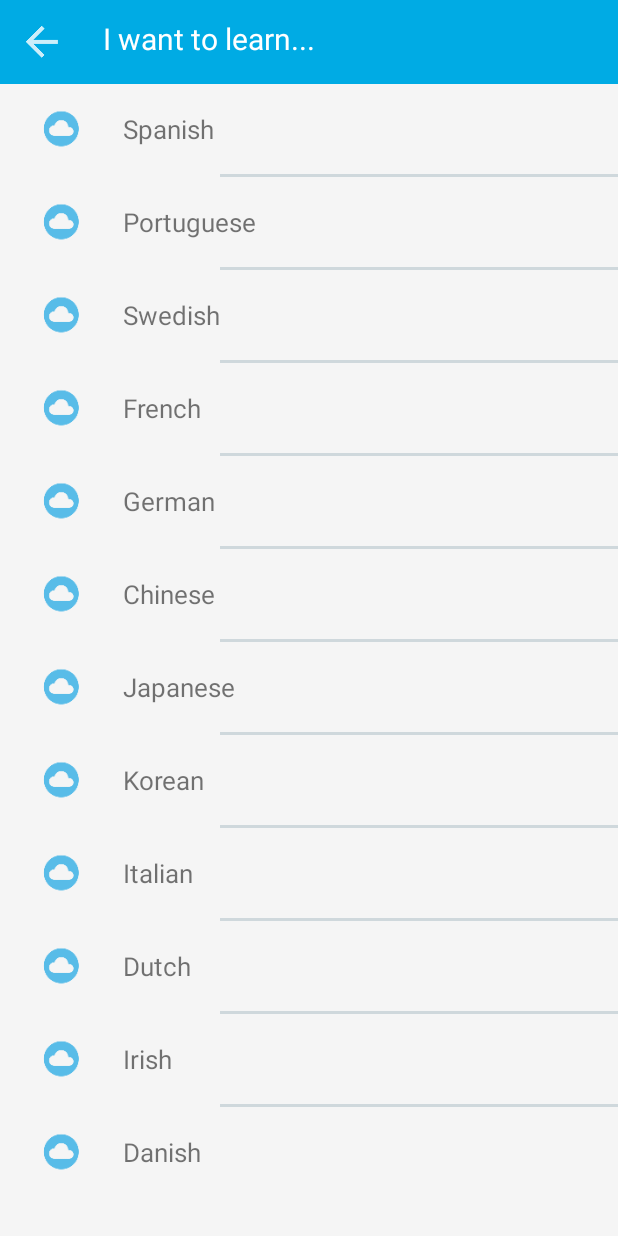
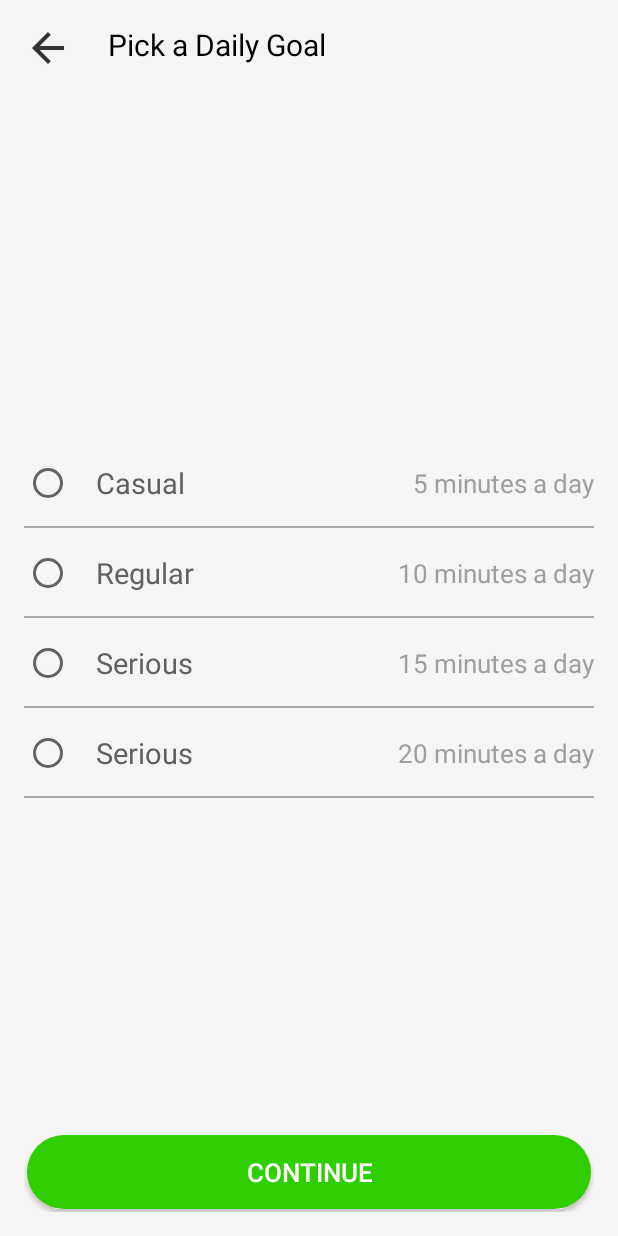
Before and after one commit to rick2781/Duolingo-Clone, an Android app: the screen it shows after launch (SelectLanguageActivity before the commit, PickDailyGoalActivity after it), after a tap on "Spanish", on a phone screen of 412 x 824 dp. Run offline under Robolectric (Android 15) with nearby library versions, the phone set to English and light mode, and no system bars; our stand-ins replace ButterKnife, Firebase (no records; nobody signed in at launch, a user with empty details on screens opened directly); libraries missing offline, so code that uses them is left out: com.afollestad.materialdialogs, com.nex3z.flowlayout, com.orhanobut.hawk; 8 statements that could not run were skipped.

Commit message:
Pick Goal Activity

```diff
--- a/DuolingoClone/app/src/main/AndroidManifest.xml
+++ b/DuolingoClone/app/src/main/AndroidManifest.xml
@@ -29,6 +29,9 @@
         <activity android:name=".Presentation.Activity.SignInActivity.SignInActivity" />
 
         <activity android:name=".Presentation.Activity.SelectLanguageActivity.SelectLanguageActivity" />
+
+        <activity android:name=".Presentation.Activity.PickDailyGoalActivity.PickDailyGoalActivity" />
+
     </application>
 
 </manifest>
--- /dev/null
+++ b/DuolingoClone/app/src/main/java/e/rick/duolingoclone/Presentation/Activity/PickDailyGoalActivity/PickDailyGoalActivity.java
@@ -0,0 +1,44 @@
+package e.rick.duolingoclone.Presentation.Activity.PickDailyGoalActivity;
+
+import android.os.Bundle;
+import android.support.annotation.Nullable;
+import android.support.v7.app.AppCompatActivity;
+import android.widget.ImageView;
+import android.widget.RadioButton;
+
+import butterknife.BindView;
+import butterknife.ButterKnife;
+import e.rick.duolingoclone.R;
+
+/**
+ * Created by Rick on 3/9/2018.
+ */
+
+public class PickDailyGoalActivity extends AppCompatActivity {
+
+    @BindView(R.id.back_button)
+    ImageView backButton;
+
+    @BindView(R.id.casual_goal)
+    RadioButton casualGoal;
+
+    @BindView(R.id.regular_goal)
+    RadioButton regularGoal;
+
+    @BindView(R.id.serious_goal)
+    RadioButton seriousGoal;
+
+    @BindView(R.id.insane_goal)
+    RadioButton insaneGoal;
+
+    @BindView(R.id.continue_button)
+    RadioButton continueButton;
+
+    @Override
+    protected void onCreate(@Nullable Bundle savedInstanceState) {
+        super.onCreate(savedInstanceState);
+        setContentView(R.layout.activity_pick_daily_goal);
+
+        ButterKnife.bind(this);
+    }
+}
--- a/DuolingoClone/app/src/main/java/e/rick/duolingoclone/Presentation/Activity/SelectLanguageActivity/LanguageAdapter.java
+++ b/DuolingoClone/app/src/main/java/e/rick/duolingoclone/Presentation/Activity/SelectLanguageActivity/LanguageAdapter.java
@@ -1,5 +1,7 @@
 package e.rick.duolingoclone.Presentation.Activity.SelectLanguageActivity;
 
+import android.content.Context;
+import android.content.Intent;
 import android.support.v7.widget.RecyclerView;
 import android.util.Log;
 import android.view.LayoutInflater;
@@ -14,6 +16,7 @@ import java.util.ArrayList;
 import butterknife.BindView;
 import butterknife.ButterKnife;
 import e.rick.duolingoclone.Data.Repository;
+import e.rick.duolingoclone.Presentation.Activity.PickDailyGoalActivity.PickDailyGoalActivity;
 import e.rick.duolingoclone.R;
 import e.rick.duolingoclone.Utils.Injection;
 
@@ -31,10 +34,12 @@ public class LanguageAdapter extends RecyclerView.Adapter<LanguageAdapter.ViewHo
             "Dutch", "Irish", "Danish"};
 
     Repository repository;
+    Context context;
 
-    public LanguageAdapter() {
+    public LanguageAdapter(Context context) {
 
         repository = Injection.provideRepository();
+        this.context = context;
     }
 
     @Override
@@ -55,7 +60,10 @@ public class LanguageAdapter extends RecyclerView.Adapter<LanguageAdapter.ViewHo
             @Override
             public void onClick(View v) {
 
-                repository.setNewLanguage(language);
+                repository.setNewLanguage(language.toLowerCase());
+
+                Intent intent = new Intent(context, PickDailyGoalActivity.class);
+                context.startActivity(intent);
             }
         });
     }
--- a/DuolingoClone/app/src/main/java/e/rick/duolingoclone/Presentation/Activity/SelectLanguageActivity/SelectLanguageActivity.java
+++ b/DuolingoClone/app/src/main/java/e/rick/duolingoclone/Presentation/Activity/SelectLanguageActivity/SelectLanguageActivity.java
@@ -6,6 +6,8 @@ import android.support.v7.app.AppCompatActivity;
 import android.support.v7.widget.LinearLayoutManager;
 import android.support.v7.widget.RecyclerView;
 import android.view.View;
+import android.widget.Button;
+import android.widget.ImageView;
 import android.widget.Toast;
 
 import butterknife.BindView;
@@ -21,6 +23,9 @@ public class SelectLanguageActivity extends AppCompatActivity {
     @BindView(R.id.recycler_view)
     RecyclerView recyclerView;
 
+    @BindView(R.id.back_button)
+    ImageView backButton;
+
     @Override
     protected void onCreate(@Nullable Bundle savedInstanceState) {
         super.onCreate(savedInstanceState);
@@ -33,7 +38,7 @@ public class SelectLanguageActivity extends AppCompatActivity {
 
     private void initData() {
 
-        LanguageAdapter languageAdapter = new LanguageAdapter();
+        LanguageAdapter languageAdapter = new LanguageAdapter(this);
         LinearLayoutManager layoutManager = new LinearLayoutManager(this);
         RvDividerItemDecoration itemDecoration = new RvDividerItemDecoration(getDrawable(R.drawable.recycler_view_divider));
 
@@ -41,10 +46,12 @@ public class SelectLanguageActivity extends AppCompatActivity {
         recyclerView.setLayoutManager(layoutManager);
         recyclerView.addItemDecoration(itemDecoration);
 
-    }
+        backButton.setOnClickListener(new View.OnClickListener() {
+            @Override
+            public void onClick(View v) {
 
-    public void toastonActivity(int position) {
-
-        Toast.makeText(this, "it worked" + position, Toast.LENGTH_SHORT).show();
+                onBackPressed();
+            }
+        });
     }
 }
--- /dev/null
+++ b/DuolingoClone/app/src/main/res/drawable/ripple_recycler_view_item.xml
@@ -0,0 +1,5 @@
+<?xml version="1.0" encoding="utf-8"?>
+<ripple xmlns:android="http://schemas.android.com/apk/res/android"
+    android:color="?android:colorControlHighlight">
+    <item android:drawable="@color/default_light_grey_bg" />
+</ripple>
--- /dev/null
+++ b/DuolingoClone/app/src/main/res/layout/activity_pick_daily_goal.xml
@@ -0,0 +1,195 @@
+<?xml version="1.0" encoding="utf-8"?>
+<RelativeLayout
+    xmlns:android="http://schemas.android.com/apk/res/android"
+    android:layout_width="match_parent"
+    android:layout_height="match_parent"
+    android:background="@color/default_light_grey_bg"
+    android:padding="16dp">
+
+    <LinearLayout
+        android:id="@+id/toolbar"
+        android:layout_width="match_parent"
+        android:layout_height="wrap_content">
+
+        <ImageView
+            android:id="@+id/back_button"
+            android:layout_width="wrap_content"
+            android:layout_height="wrap_content"
+            android:src="@drawable/ic_black_back_button"
+            android:layout_gravity="center" />
+
+        <TextView
+            android:id="@+id/layout_title"
+            android:layout_width="wrap_content"
+            android:layout_height="wrap_content"
+            android:text="Pick a Daily Goal"
+            android:textSize="20sp"
+            android:layout_marginLeft="24dp"
+            android:gravity="center"
+            android:textColor="#000000"/>
+
+    </LinearLayout>
+
+    <LinearLayout
+        android:layout_width="match_parent"
+        android:layout_height="wrap_content"
+        android:layout_alignParentStart="true"
+        android:layout_centerVertical="true"
+        android:orientation="vertical">
+
+        <RelativeLayout
+            android:layout_width="match_parent"
+            android:layout_height="60dp">
+
+            <RadioButton
+                android:id="@+id/casual_goal"
+                android:layout_width="wrap_content"
+                android:layout_height="wrap_content"
+                android:layout_centerVertical="true" />
+
+            <TextView
+                android:layout_width="wrap_content"
+                android:layout_height="wrap_content"
+                android:layout_centerVertical="true"
+                android:layout_marginLeft="16dp"
+                android:layout_toEndOf="@+id/casual_goal"
+                android:text="Casual"
+                android:textColor="#616161"
+                android:textSize="19sp" />
+
+            <TextView
+                android:layout_width="wrap_content"
+                android:layout_height="wrap_content"
+                android:layout_alignParentEnd="true"
+                android:layout_centerVertical="true"
+                android:text="5 minutes a day"
+                android:textColor="#9e9e9e"
+                android:textSize="17sp" />
+
+            <View
+                style="@style/split_line_horizontal"
+                android:layout_alignParentBottom="true" />
+
+        </RelativeLayout>
+
+        <RelativeLayout
+            android:id="@+id/regular_item"
+            android:layout_width="match_parent"
+            android:layout_height="60dp">
+
+            <RadioButton
+                android:id="@+id/regular_goal"
+                android:layout_width="wrap_content"
+                android:layout_height="wrap_content"
+                android:layout_centerVertical="true" />
+
+            <TextView
+                android:layout_width="wrap_content"
+                android:layout_height="wrap_content"
+                android:layout_centerVertical="true"
+                android:layout_marginLeft="16dp"
+                android:layout_toEndOf="@+id/regular_goal"
+                android:text="Regular"
+                android:textColor="#616161"
+                android:textSize="19sp" />
+
+            <TextView
+                android:layout_width="wrap_content"
+                android:layout_height="wrap_content"
+                android:layout_alignParentEnd="true"
+                android:layout_centerVertical="true"
+                android:text="10 minutes a day"
+                android:textColor="#9e9e9e"
+                android:textSize="17sp" />
+
+            <View
+                style="@style/split_line_horizontal"
+                android:layout_alignParentBottom="true" />
+
+        </RelativeLayout>
+
+        <RelativeLayout
+            android:id="@+id/serious_item"
+            android:layout_width="match_parent"
+            android:layout_height="60dp">
+
+            <RadioButton
+                android:id="@+id/serious_goal"
+                android:layout_width="wrap_content"
+                android:layout_height="wrap_content"
+                android:layout_centerVertical="true" />
+
+            <TextView
+                android:layout_width="wrap_content"
+                android:layout_height="wrap_content"
+                android:layout_centerVertical="true"
+                android:layout_marginLeft="16dp"
+                android:layout_toEndOf="@+id/serious_goal"
+                android:text="Serious"
+                android:textColor="#616161"
+                android:textSize="19sp" />
+
+            <TextView
+                android:layout_width="wrap_content"
+                android:layout_height="wrap_content"
+                android:layout_alignParentEnd="true"
+                android:layout_centerVertical="true"
+                android:text="15 minutes a day"
+                android:textColor="#9e9e9e"
+                android:textSize="17sp" />
+
+            <View
+                style="@style/split_line_horizontal"
+                android:layout_alignParentBottom="true" />
+
+        </RelativeLayout>
+
+        <RelativeLayout
+            android:id="@+id/insane_item"
+            android:layout_width="match_parent"
+            android:layout_height="60dp">
+
+            <RadioButton
+                android:id="@+id/insane_goal"
+                android:layout_width="wrap_content"
+                android:layout_height="wrap_content"
+                android:layout_centerVertical="true" />
+
+            <TextView
+                android:layout_width="wrap_content"
+                android:layout_height="wrap_content"
+                android:layout_centerVertical="true"
+                android:layout_marginLeft="16dp"
+                android:layout_toEndOf="@+id/insane_goal"
+                android:text="Serious"
+                android:textColor="#616161"
+                android:textSize="19sp" />
+
+            <TextView
+                android:layout_width="wrap_content"
+                android:layout_height="wrap_content"
+                android:layout_alignParentEnd="true"
+                android:layout_centerVertical="true"
+                android:text="20 minutes a day"
+                android:textColor="#9e9e9e"
+                android:textSize="17sp" />
+
+            <View
+                style="@style/split_line_horizontal"
+                android:layout_alignParentBottom="true" />
+
+        </RelativeLayout>
+
+    </LinearLayout>
+
+    <Button
+        android:id="@+id/continue_button"
+        android:layout_width="match_parent"
+        android:layout_height="wrap_content"
+        android:background="@drawable/button_task_continue"
+        android:textColor="@color/button_task_continue"
+        android:textSize="17sp"
+        android:layout_alignParentBottom="true"
+        android:text="continue" />
+
+</RelativeLayout>
--- a/DuolingoClone/app/src/main/res/layout/activity_word_task.xml
+++ b/DuolingoClone/app/src/main/res/layout/activity_word_task.xml
@@ -55,6 +55,7 @@
         android:textColor="@color/button_task_check"
         android:background="@drawable/button_task_check"
         android:text="check"
+        android:textSize="17sp"
         android:layout_alignParentBottom="true"/>
 
 </RelativeLayout>
--- a/DuolingoClone/app/src/main/res/layout/select_course_item.xml
+++ b/DuolingoClone/app/src/main/res/layout/select_course_item.xml
@@ -4,8 +4,10 @@
     android:layout_width="match_parent"
     android:layout_height="60dp"
     android:padding="16dp"
-    android:background="@color/default_light_grey_bg"
-    android:id="@+id/main_item_layout">
+    android:background="@drawable/ripple_recycler_view_item"
+    android:id="@+id/main_item_layout"
+    android:clickable="true"
+    android:focusable="true">
 
     <ImageView
         android:id="@+id/language_icon"
```
Also changed, not shown: DuolingoClone/app/src/main/res/drawable-hdpi/ic_black_back_button.png (added), DuolingoClone/app/src/main/res/drawable-mdpi/ic_black_back_button.png (added), DuolingoClone/app/src/main/res/drawable-xhdpi/ic_black_back_button.png (added), DuolingoClone/app/src/main/res/drawable-xxhdpi/ic_black_back_button.png (added).
